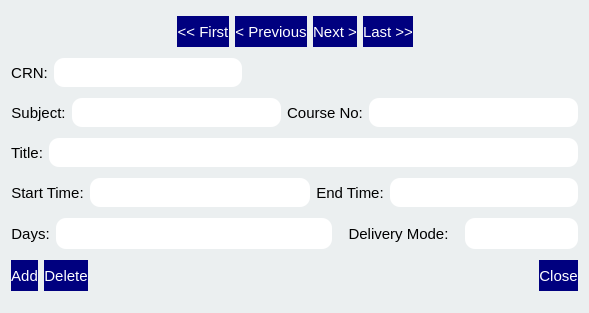
Qt form GUI/login/classform.ui (JosephDao/student-database) before a commit.
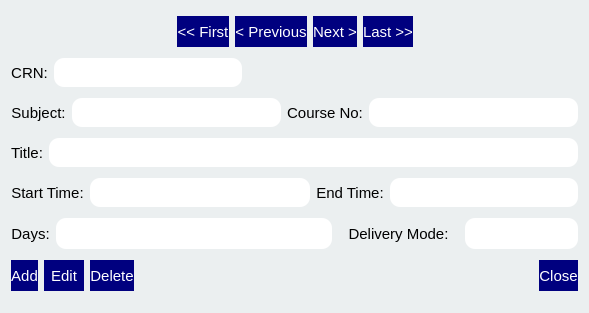
The same form after that commit.

The edit to the form file:
```diff
--- a/GUI/login/classform.ui
+++ b/GUI/login/classform.ui
@@ -688,6 +688,25 @@
        </property>
       </widget>
      </item>
+     <item>
+      <widget class="QPushButton" name="editButton">
+       <property name="minimumSize">
+        <size>
+         <width>40</width>
+         <height>31</height>
+        </size>
+       </property>
+       <property name="font">
+        <font>
+         <family>Arial</family>
+         <pointsize>11</pointsize>
+        </font>
+       </property>
+       <property name="text">
+        <string>Edit</string>
+       </property>
+      </widget>
+     </item>
      <item>
       <widget class="QPushButton" name="deleteButton">
        <property name="sizePolicy">
```
